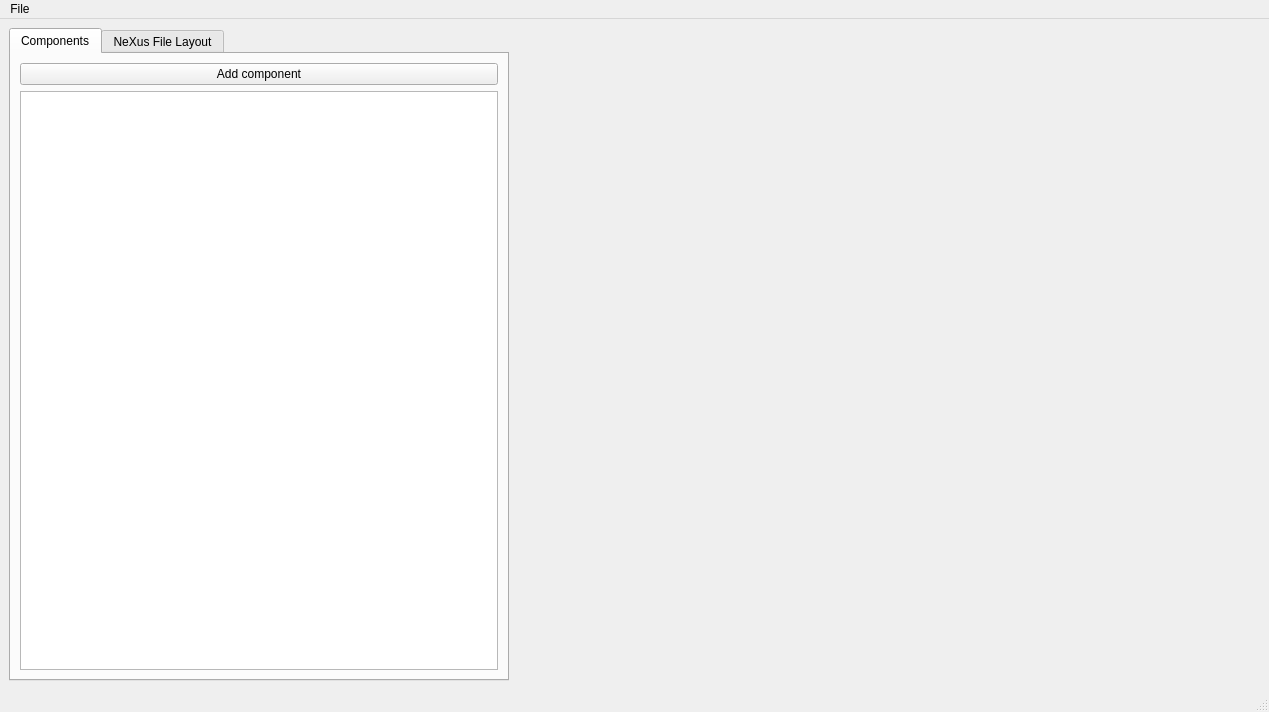
Qt form ui/main_window.ui (ess-dmsc/nexus-constructor) before a commit.
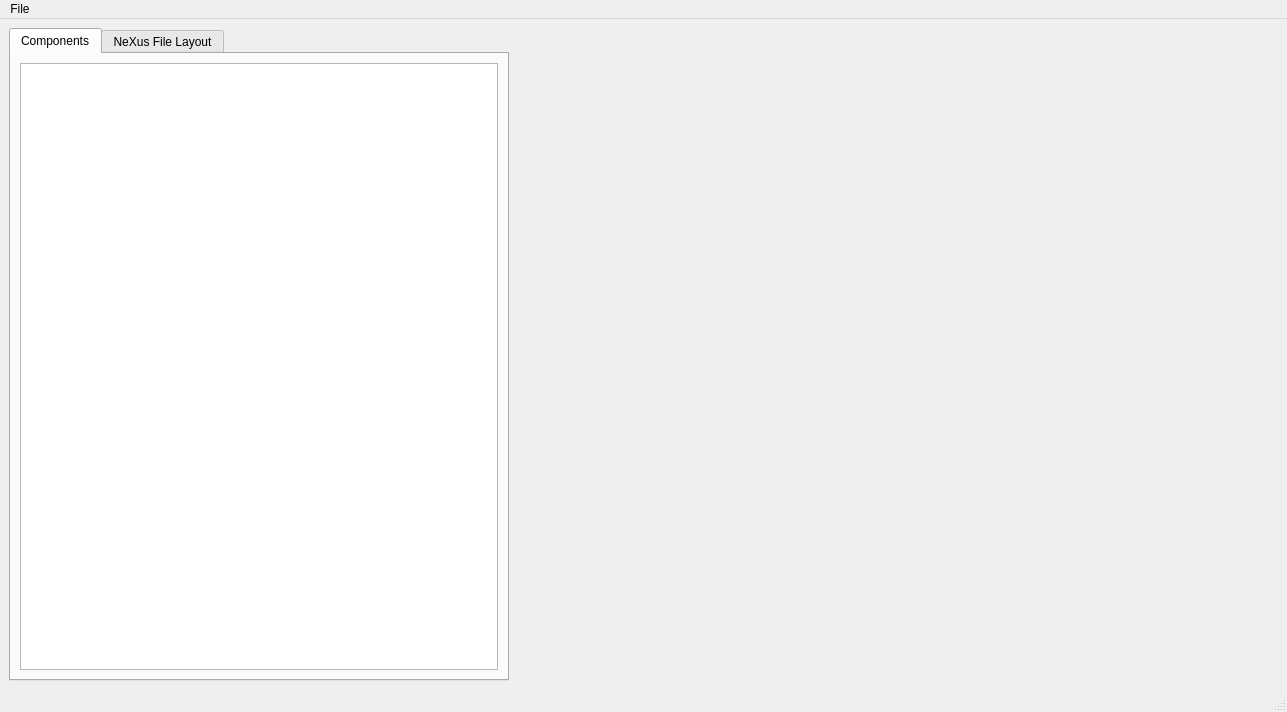
The same form after that commit. Custom widgets are drawn as their Qt base class.

Commit message: [WIP] Re-added tree view with buttons.

Diff of the .ui file:
```diff
--- a/ui/main_window.ui
+++ b/ui/main_window.ui
@@ -6,7 +6,7 @@
    <rect>
     <x>0</x>
     <y>0</y>
-    <width>1263</width>
+    <width>1287</width>
     <height>712</height>
    </rect>
   </property>
@@ -14,8 +14,8 @@
    <string>NeXus Constructor</string>
   </property>
   <widget class="QWidget" name="centralwidget">
-   <layout class="QGridLayout" name="gridLayout">
-    <item row="1" column="0">
+   <layout class="QVBoxLayout" name="verticalLayout_3">
+    <item>
      <layout class="QGridLayout" name="gridLayout_3">
       <property name="sizeConstraint">
        <enum>QLayout::SetDefaultConstraint</enum>
@@ -37,14 +37,11 @@
          </attribute>
          <layout class="QVBoxLayout" name="verticalLayout_2">
           <item>
-           <widget class="QPushButton" name="pushButton">
-            <property name="text">
-             <string>Add component</string>
-            </property>
-           </widget>
-          </item>
-          <item>
-           <widget class="QListView" name="listView"/>
+           <layout class="QVBoxLayout" name="componentsTabLayout">
+            <item>
+             <widget class="QTreeView" name="componentTreeView"/>
+            </item>
+           </layout>
           </item>
          </layout>
         </widget>
@@ -89,8 +86,8 @@
     <rect>
      <x>0</x>
      <y>0</y>
-     <width>1263</width>
-     <height>19</height>
+     <width>1287</width>
+     <height>22</height>
     </rect>
    </property>
    <widget class="QMenu" name="menuFile">
```
The commit also changes 7 other files.
